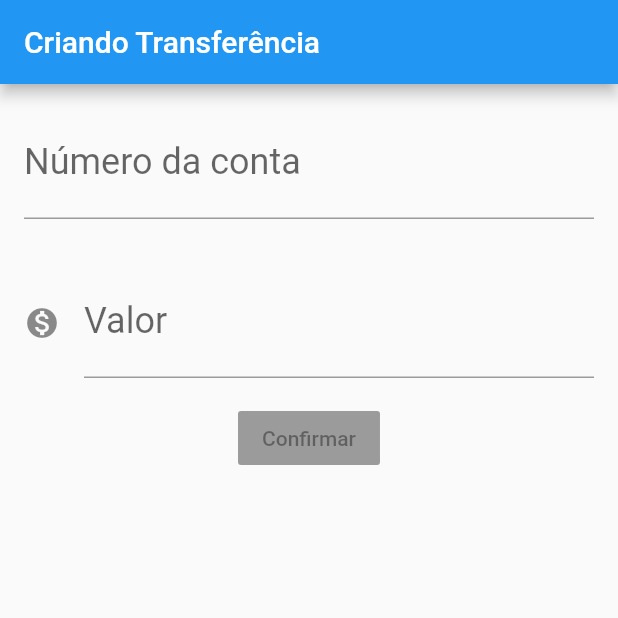
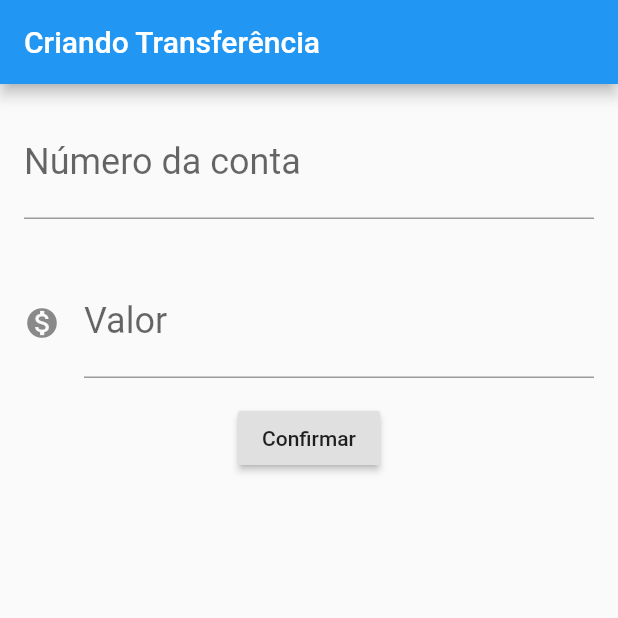
Before and after one commit to lucas170198/bytebank, a Flutter app: the screen it shows after launch, on a phone screen of 412 x 824 dp, the top half of it. Run offline on Flutter 3.47's test engine with Material 2 defaults, Android fonts, the phone set to English and light mode, and no system bars.

```diff
--- a/lib/main.dart
+++ b/lib/main.dart
@@ -1,3 +1,4 @@
+import 'package:flutter/cupertino.dart';
 import 'package:flutter/material.dart';
 
 void main() => runApp(BytebankApp());
@@ -10,37 +11,65 @@ class BytebankApp extends StatelessWidget {
 }
 
 class FormularioTransferencia extends StatelessWidget {
+  final TextEditingController _controladorCampoValor = TextEditingController();
+  final TextEditingController _controladorCampoNumero = TextEditingController();
+
   @override
   Widget build(BuildContext context) {
     return Scaffold(
         appBar: AppBar(title: Text('Criando Transferência')),
         body: Column(
           children: <Widget>[
-            Padding(
-              padding: const EdgeInsets.all(16.0),
-              child: TextField(
-                style: TextStyle(fontSize: 24.0),
-                decoration: InputDecoration(
-                    labelText: 'Número da conta', hintText: '0001'),
-                keyboardType: TextInputType.number,
-              ),
+            Editor(
+              rotulo: 'Número da conta',
+              dica: '0001',
+              controlador: _controladorCampoNumero,
             ),
-            Padding(
-              padding: const EdgeInsets.all(16.0),
-              child: TextField(
-                style: TextStyle(fontSize: 24.0),
-                  decoration: InputDecoration(
-                      icon: Icon(Icons.monetization_on),
-                      labelText: 'Valor',
-                      hintText: '100.0'),
-                  keyboardType: TextInputType.number
-              ),
+            Editor(
+              rotulo: "Valor",
+              dica: "100.00",
+              controlador: _controladorCampoValor,
+              icon: Icons.monetization_on,
             ),
             RaisedButton(
               child: Text('Confirmar'),
+              onPressed: () => criaTransferencia(),
             ),
           ],
         ));
+  }
+
+  void criaTransferencia() {
+    final double valor = double.tryParse(_controladorCampoValor.text);
+    final String numeroConta = _controladorCampoNumero.text;
+    if (valor != null && numeroConta != null) {
+      final transferecia = Transferencia(valor, numeroConta);
+    }
+  }
+}
+
+class Editor extends StatelessWidget {
+  final String rotulo;
+  final String dica;
+  final TextEditingController controlador;
+  final IconData icon;
+
+  const Editor({this.rotulo, this.dica, this.controlador, this.icon});
+
+  @override
+  Widget build(BuildContext context) {
+    return Padding(
+      padding: const EdgeInsets.all(16.0),
+      child: TextField(
+        controller: controlador,
+        style: TextStyle(fontSize: 24.0),
+        decoration: InputDecoration(
+            icon: icon != null ? Icon(icon) : null,
+            labelText: rotulo,
+            hintText: dica),
+        keyboardType: TextInputType.number,
+      ),
+    );
   }
 }
 
```
